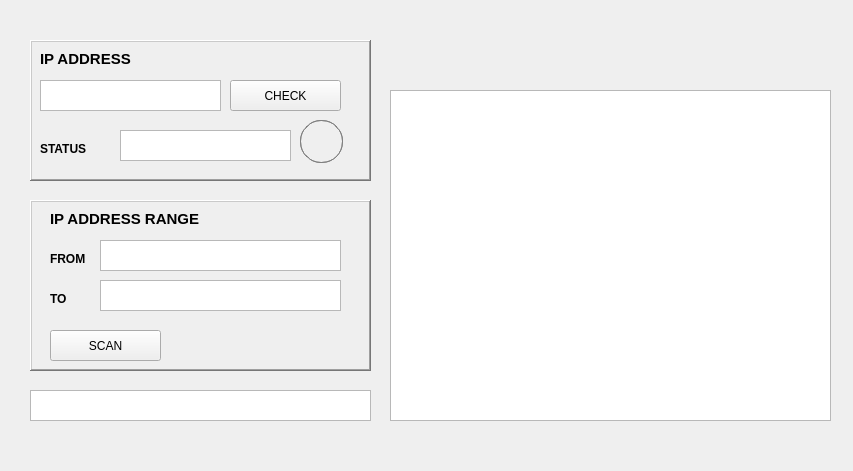
This is testing/mainwindow.ui in Khan07fahad/nms as Qt 5 draws it before an edit. The edited form follows.
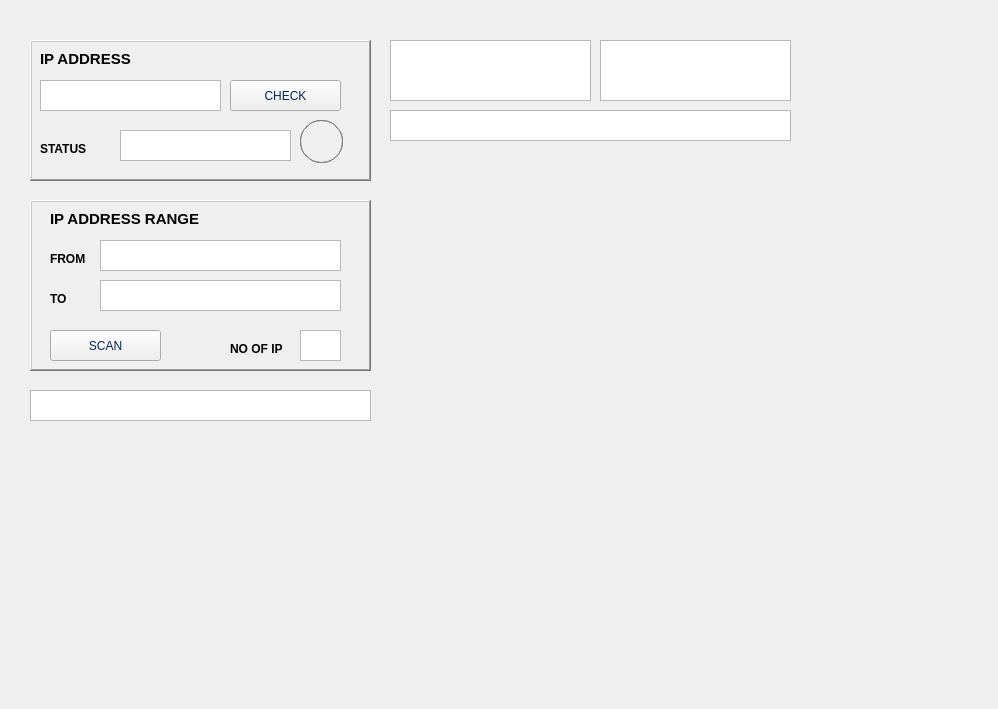
This is the edited form.

Diff of the .ui file:
```diff
--- a/testing/mainwindow.ui
+++ b/testing/mainwindow.ui
@@ -6,10 +6,47 @@
    <rect>
     <x>0</x>
     <y>0</y>
-    <width>853</width>
-    <height>471</height>
+    <width>998</width>
+    <height>709</height>
    </rect>
   </property>
+  <property name="palette">
+   <palette>
+    <active>
+     <colorrole role="ButtonText">
+      <brush brushstyle="SolidPattern">
+       <color alpha="255">
+        <red>0</red>
+        <green>38</green>
+        <blue>85</blue>
+       </color>
+      </brush>
+     </colorrole>
+    </active>
+    <inactive>
+     <colorrole role="ButtonText">
+      <brush brushstyle="SolidPattern">
+       <color alpha="255">
+        <red>0</red>
+        <green>38</green>
+        <blue>85</blue>
+       </color>
+      </brush>
+     </colorrole>
+    </inactive>
+    <disabled>
+     <colorrole role="ButtonText">
+      <brush brushstyle="SolidPattern">
+       <color alpha="255">
+        <red>153</red>
+        <green>153</green>
+        <blue>153</blue>
+       </color>
+      </brush>
+     </colorrole>
+    </disabled>
+   </palette>
+  </property>
   <property name="windowTitle">
    <string>Axiom Network System</string>
   </property>
@@ -127,6 +164,35 @@
       <string>FROM</string>
      </property>
     </widget>
+    <widget class="QTextBrowser" name="display">
+     <property name="geometry">
+      <rect>
+       <x>270</x>
+       <y>130</y>
+       <width>41</width>
+       <height>31</height>
+      </rect>
+     </property>
+    </widget>
+    <widget class="QLabel" name="label_6">
+     <property name="geometry">
+      <rect>
+       <x>200</x>
+       <y>140</y>
+       <width>67</width>
+       <height>17</height>
+      </rect>
+     </property>
+     <property name="font">
+      <font>
+       <weight>75</weight>
+       <bold>true</bold>
+      </font>
+     </property>
+     <property name="text">
+      <string>NO OF IP</string>
+     </property>
+    </widget>
    </widget>
    <widget class="QFrame" name="frame_3">
     <property name="geometry">
@@ -266,10 +332,10 @@
    <widget class="QTextBrowser" name="ot">
     <property name="geometry">
      <rect>
-      <x>390</x>
-      <y>90</y>
-      <width>441</width>
-      <height>331</height>
+      <x>600</x>
+      <y>40</y>
+      <width>191</width>
+      <height>61</height>
      </rect>
     </property>
    </widget>
@@ -283,6 +349,37 @@
      </rect>
     </property>
    </widget>
+   <widget class="QTextBrowser" name="ot3">
+    <property name="geometry">
+     <rect>
+      <x>390</x>
+      <y>40</y>
+      <width>201</width>
+      <height>61</height>
+     </rect>
+    </property>
+   </widget>
+   <widget class="QTextBrowser" name="ot4">
+    <property name="geometry">
+     <rect>
+      <x>390</x>
+      <y>110</y>
+      <width>401</width>
+      <height>31</height>
+     </rect>
+    </property>
+   </widget>
+   <widget class="QWidget" name="gridLayoutWidget">
+    <property name="geometry">
+     <rect>
+      <x>390</x>
+      <y>150</y>
+      <width>571</width>
+      <height>331</height>
+     </rect>
+    </property>
+    <layout class="QGridLayout" name="gridLayoutSummary"/>
+   </widget>
   </widget>
   <widget class="QMenuBar" name="menuBar">
    <property name="geometry">
```
Left out of the diff: 5 changed lines with no effect on the pictures.
